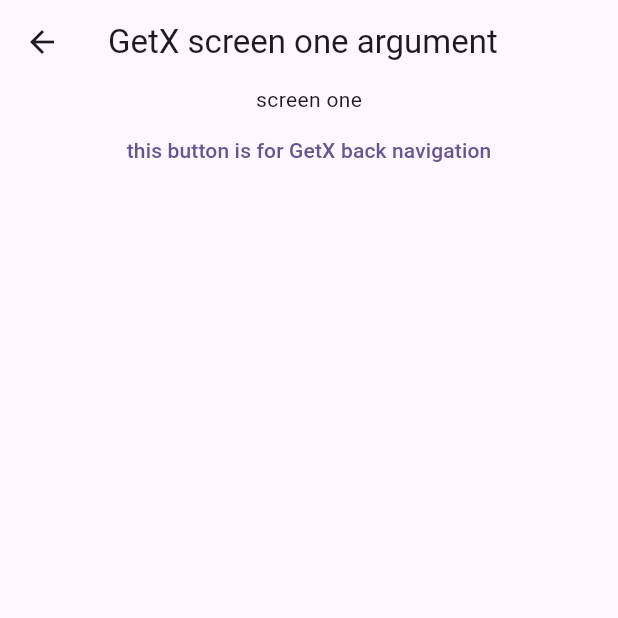
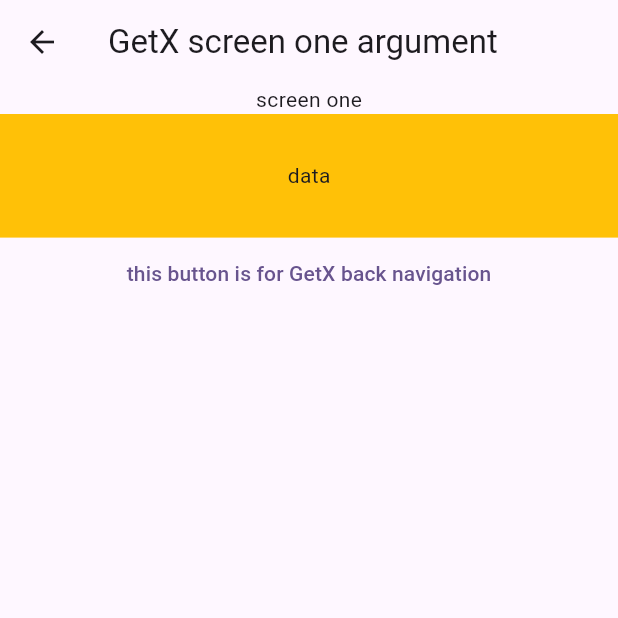
Before and after one commit to saadmomand6/GetX, a Flutter app: the screen it shows after launch, after a tap on "this button is for GetX navigation", on a phone screen of 412 x 824 dp, the top half of it. Run offline on Flutter 3.47's test engine with Material 2 defaults, Android fonts, the phone set to English and light mode, and no system bars; our stand-ins replace get.

Commit message:
getx height width

```diff
--- a/lib/screen_one.dart
+++ b/lib/screen_one.dart
@@ -19,6 +19,13 @@ class _ScreenOneState extends State<ScreenOne> {
       body: Column(
         children: [
           const Text('screen one'),
+          Container(
+            height: Get.height * .1,
+            color: Colors.amber,
+            child: const  Center(
+              child: Text('data'),
+            ),
+          ),
           Center(
             child: TextButton(
                 onPressed: () {
```
